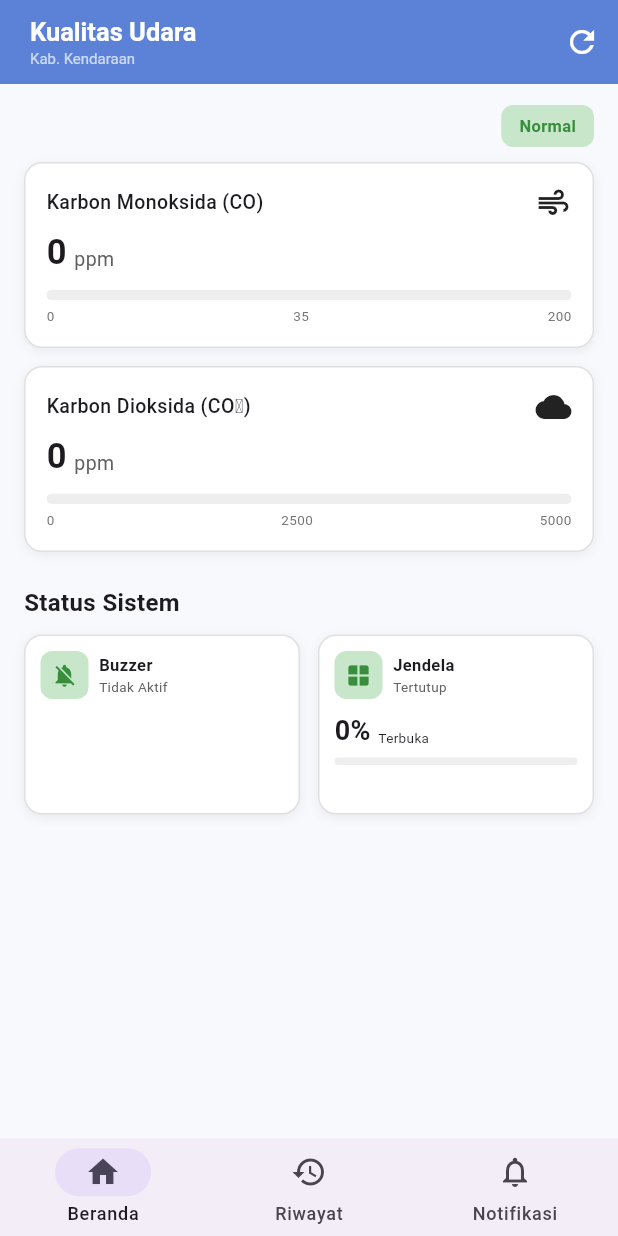
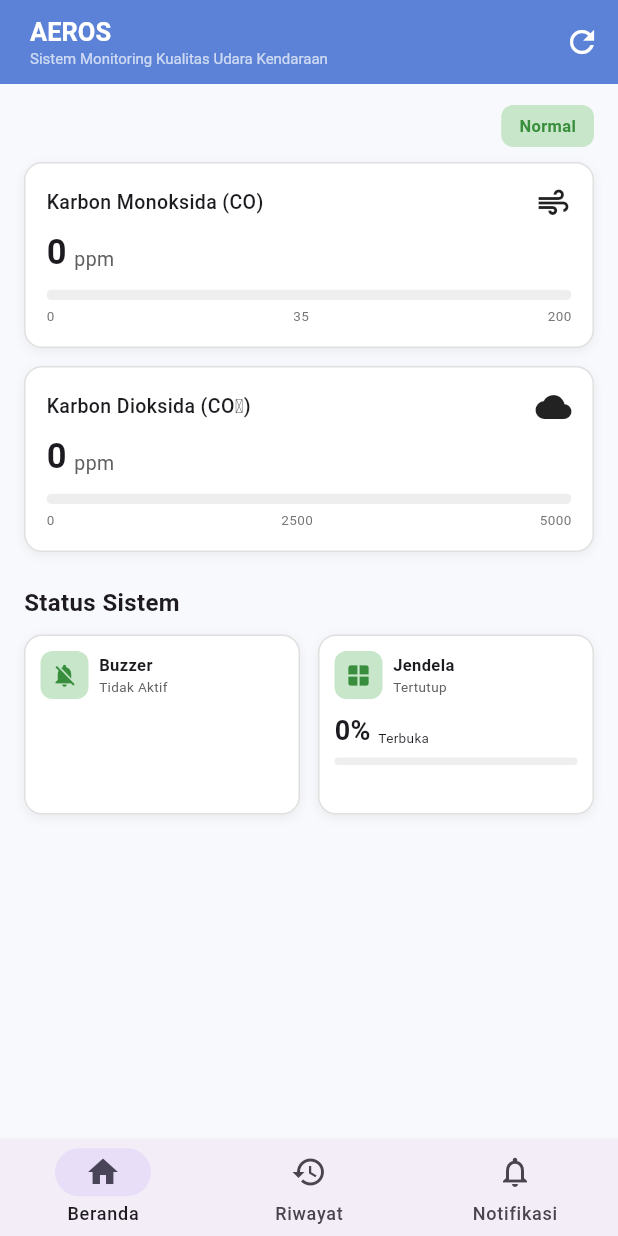
Before and after one commit to CapstoneB09-AEROS/Software, a Flutter app: the screen it shows after launch, on a phone screen of 412 x 824 dp. Run offline on Flutter 3.47's test engine with Material 3 defaults, Android fonts, the phone set to English and light mode, and no system bars; our stand-ins replace fl_chart, supabase_flutter; accounts and stored records are empty.

Commit message:
edit dikit

```diff
--- a/lib/main.dart
+++ b/lib/main.dart
@@ -21,7 +21,7 @@ class MonitoringApp extends StatelessWidget {
   Widget build(BuildContext context) {
     return MaterialApp(
       debugShowCheckedModeBanner: false,
-      title: 'Monitoring CO & CO₂',
+      title: 'AEROS',
       theme: ThemeData(
         useMaterial3: true,
         fontFamily: 'Roboto',
--- a/lib/pages/home_page.dart
+++ b/lib/pages/home_page.dart
@@ -100,11 +100,11 @@ class _HomePageState extends State<HomePage> {
           crossAxisAlignment: CrossAxisAlignment.start,
           children: [
             Text(
-              'Kualitas Udara',
+              'AEROS',
               style: TextStyle(fontSize: 17, fontWeight: FontWeight.bold),
             ),
             Text(
-              'Kab. Kendaraan',
+              'Sistem Monitoring Kualitas Udara Kendaraan',
               style: TextStyle(fontSize: 10, color: Colors.white70),
             ),
           ],
```
Also changed, not shown: lib/pages/history_page.dart (+0 -50 lines).
